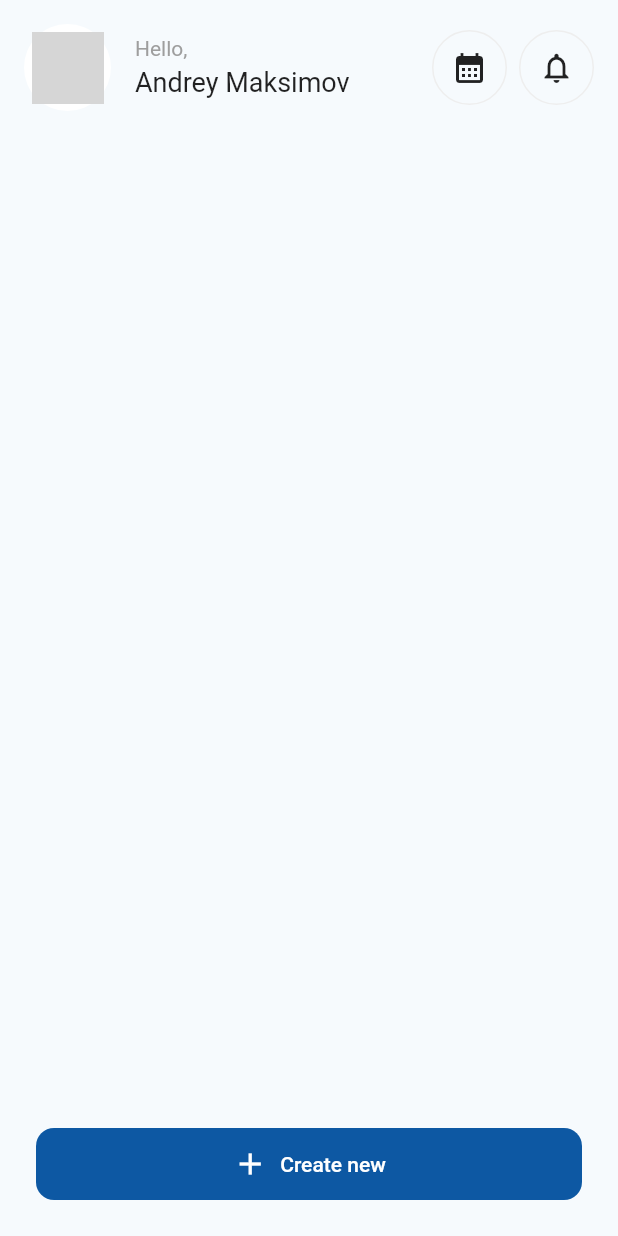
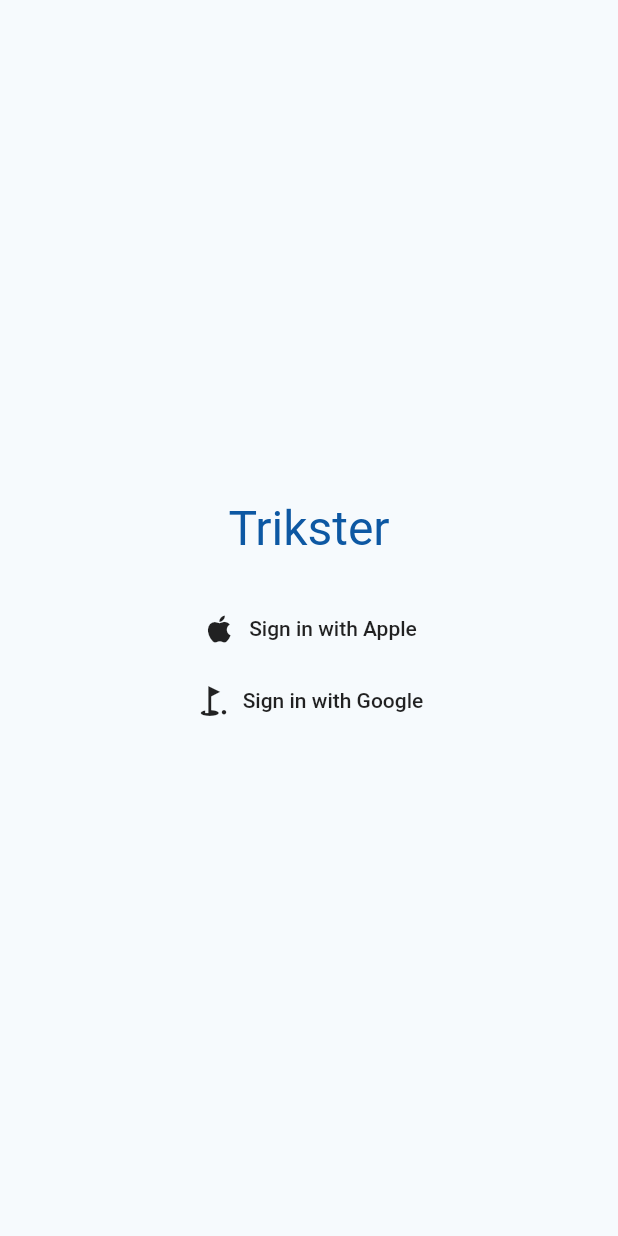
Before and after one commit to amka/trikster, a Flutter app: the screen it shows after launch, on a phone screen of 412 x 824 dp. Run offline on Flutter 3.47's test engine with Material 2 defaults, Android fonts, the light colour scheme and no system bars; our stand-ins replace go_router; grey boxes are pictures that could not be loaded.

Commit message:
Add base login page

```diff
--- /dev/null
+++ b/lib/src/pages/login_page.dart
@@ -0,0 +1,58 @@
+import 'package:flutter/material.dart';
+
+class LoginPage extends StatelessWidget {
+  const LoginPage({super.key});
+
+  @override
+  Widget build(BuildContext context) {
+    return Scaffold(
+      backgroundColor: const Color(0xfff6fafd),
+      body: SafeArea(
+        child: Padding(
+          padding: const EdgeInsets.all(16.0),
+          child: Column(
+            mainAxisAlignment: MainAxisAlignment.center,
+            children: [
+              Text(
+                'Trikster',
+                style: TextStyle(
+                  fontSize: 32,
+                  color: Theme.of(context).primaryColor,
+                ),
+              ),
+              const SizedBox(height: 24),
+              SizedBox(
+                height: 48,
+                child: MaterialButton(
+                  onPressed: () {},
+                  child: Row(
+                    mainAxisAlignment: MainAxisAlignment.center,
+                    children: const [
+                      Icon(Icons.apple),
+                      SizedBox(width: 8),
+                      Text('Sign in with Apple'),
+                    ],
+                  ),
+                ),
+              ),
+              SizedBox(
+                height: 48,
+                child: MaterialButton(
+                  onPressed: () {},
+                  child: Row(
+                    mainAxisAlignment: MainAxisAlignment.center,
+                    children: const [
+                      Icon(Icons.golf_course),
+                      SizedBox(width: 8),
+                      Text('Sign in with Google'),
+                    ],
+                  ),
+                ),
+              )
+            ],
+          ),
+        ),
+      ),
+    );
+  }
+}
--- a/lib/src/pages/profile_page.dart
+++ b/lib/src/pages/profile_page.dart
@@ -12,13 +12,13 @@
   Widget build(BuildContext context) {
     return Scaffold(
       appBar: AppBar(
-        title: Text('Profile'),
+        title: const Text('Profile'),
         backgroundColor: Colors.transparent,
         foregroundColor: Colors.grey[900],
         elevation: 0,
         leading: IconButton(
           onPressed: () => context.goNamed('dashboard'),
-          icon: Icon(Icons.arrow_back),
+          icon: const Icon(Icons.arrow_back),
         ),
       ),
       backgroundColor: const Color(0xfff6fafd),
@@ -26,8 +26,8 @@
         child: Padding(
           padding: const EdgeInsets.all(16.0),
           child: Column(
-            children: [
-              const Expanded(
+            children: const [
+              Expanded(
                 child: Center(
                   child: Text('Profile'),
                 ),
--- a/lib/src/router.dart
+++ b/lib/src/router.dart
@@ -1,10 +1,16 @@
 import 'package:go_router/go_router.dart';
 import 'package:trikster/src/pages/dashboard_page.dart';
+import 'package:trikster/src/pages/login_page.dart';
 import 'package:trikster/src/pages/profile_page.dart';
 
 final router = GoRouter(routes: [
   GoRoute(
     path: '/',
+    name: 'login',
+    builder: ((context, state) => const LoginPage()),
+  ),
+  GoRoute(
+    path: '/dashboard',
     name: 'dashboard',
     builder: ((context, state) => const DashboardPage()),
   ),
```
